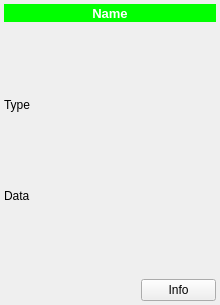
spine-tools/Spine-Toolbox, file spinetoolbox/ui/subwindow_view.ui: the form before one commit.
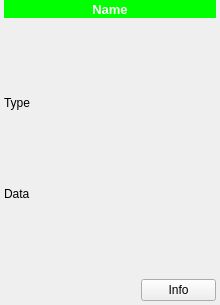
The form after the commit.

```diff
--- a/spinetoolbox/ui/subwindow_view.ui
+++ b/spinetoolbox/ui/subwindow_view.ui
@@ -56,13 +56,13 @@
   </property>
   <layout class="QVBoxLayout" name="verticalLayout_2">
    <property name="spacing">
-    <number>2</number>
+    <number>4</number>
    </property>
    <property name="leftMargin">
     <number>4</number>
    </property>
    <property name="topMargin">
-    <number>4</number>
+    <number>0</number>
    </property>
    <property name="rightMargin">
     <number>4</number>
```
Left out of the diff: 2 changed lines with no effect on the pictures.
